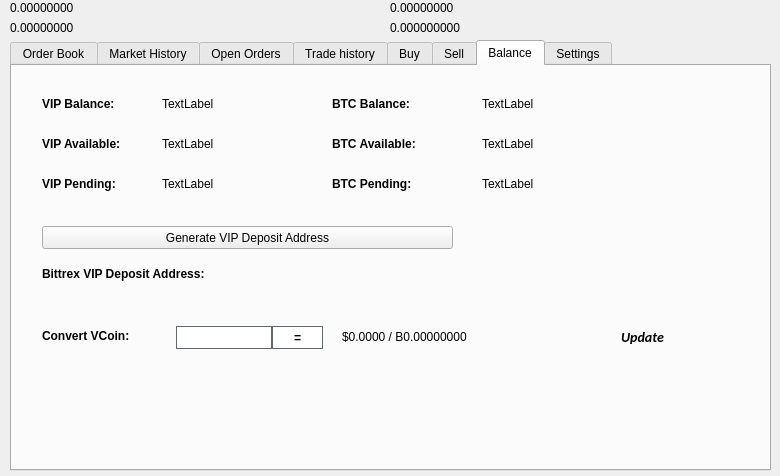
First picture: the form in src/qt/forms/tradingdialog.ui, repository vipcore/VIP-OLD, before the edit.
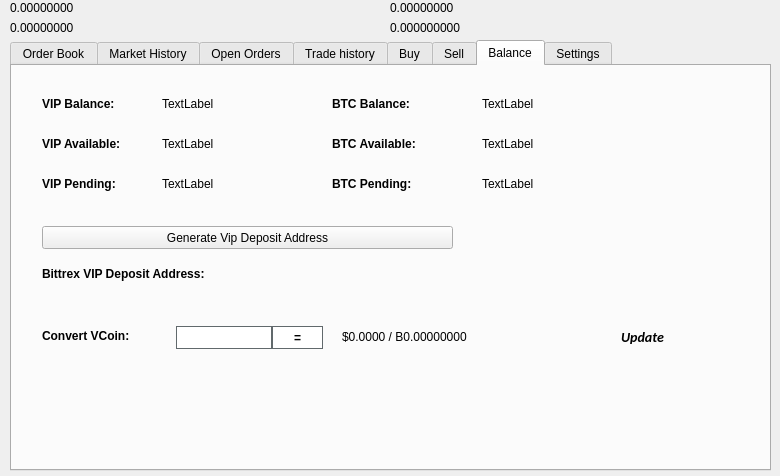
Second picture: the form after the edit. The open tabs and pages were chosen to show the change. Icons and pictures are not drawn.

```diff
--- a/src/qt/forms/tradingdialog.ui
+++ b/src/qt/forms/tradingdialog.ui
@@ -2941,7 +2941,7 @@
       </rect>
      </property>
      <property name="text">
-      <string>Generate VIP Deposit Address</string>
+      <string>Generate Vip Deposit Address</string>
      </property>
      <property name="icon">
       <iconset resource="../vip.qrc">
```
